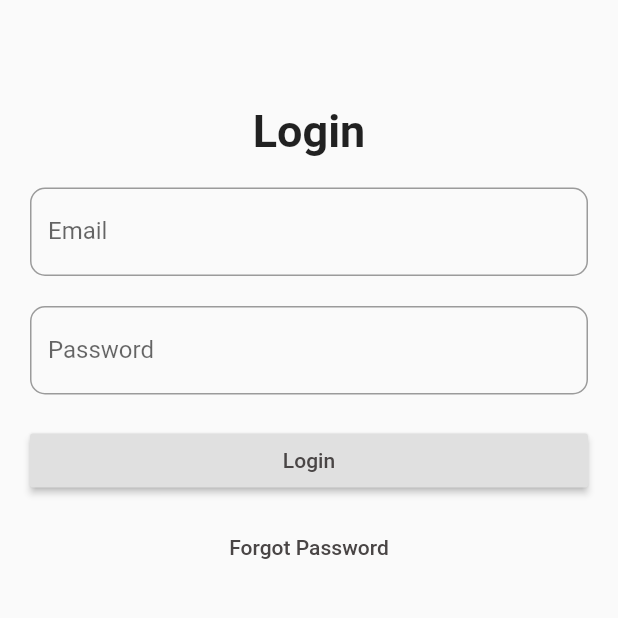
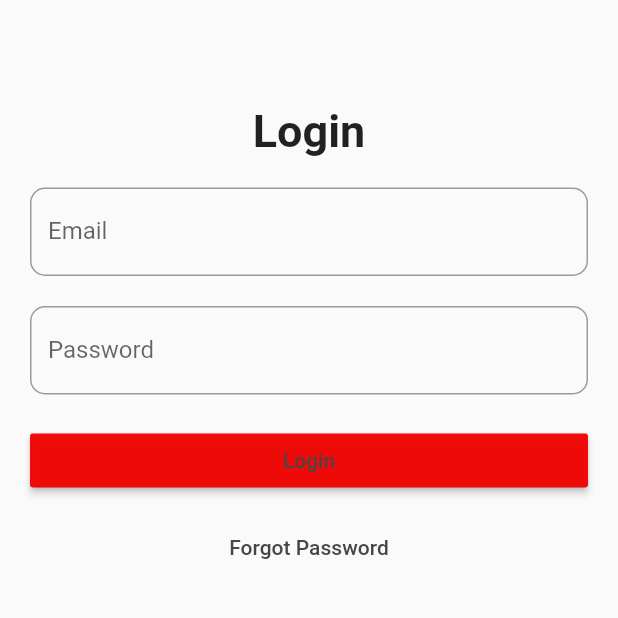
Before and after one commit to MrAnmol08/movielovers, a Flutter app: the screen it shows after launch, on a phone screen of 412 x 824 dp, the top half of it. Run offline on Flutter 3.47's test engine with Material 2 defaults, Android fonts, the phone set to English and light mode, and no system bars; our stand-ins replace google_fonts; Roboto replaces fonts that are missing (Khand).

Commit message:
text align center login

```diff
--- a/lib/LoginPage.dart
+++ b/lib/LoginPage.dart
@@ -15,22 +15,30 @@ class _LoginPageState extends State<LoginPage> {
   final _formKey = GlobalKey<FormState>();
   late String _email, _password;
 
+
   @override
   Widget build(BuildContext context) {
     return Scaffold(
       body: SingleChildScrollView(
         child: Container(
           padding: const EdgeInsets.all(20.0),
+
           child: Form(
             key: _formKey,
             child: Column(
               children: <Widget>[
                 const SizedBox(height: 50.0),
-                const Text(
+
+                 const Text(
                   'Login',
+                  textAlign:TextAlign.center,
                   style: TextStyle(
                     fontSize: 30.0,
                     fontWeight: FontWeight.bold,
+
+
+
+
                   ),
                 ),
                 const SizedBox(height: 20.0),
@@ -62,6 +70,7 @@ class _LoginPageState extends State<LoginPage> {
                 SizedBox(
                   width: double.infinity,
                   child: RaisedButton(
+                    color: Color.fromARGB(247, 241, 4, 4),
                     onPressed: () {
                       if (_formKey.currentState!.validate()) {
                         _formKey.currentState!.save();
--- a/lib/main.dart
+++ b/lib/main.dart
@@ -12,6 +12,7 @@ class MyApp extends StatelessWidget {
   @override
   Widget build(BuildContext context) {
     return MaterialApp(
+      debugShowCheckedModeBanner: false,
       title: 'My App',
       home: LoginPage(),
     );
```
